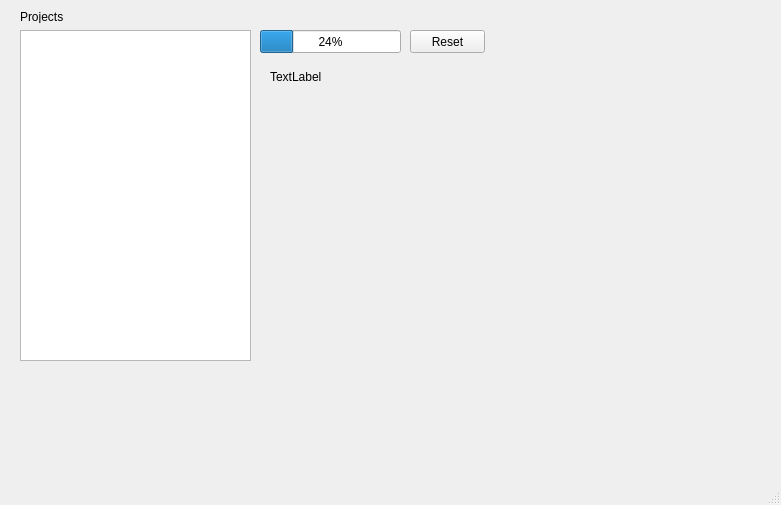
Old version of the form tray/testui.ui in the repository agudmund/util.
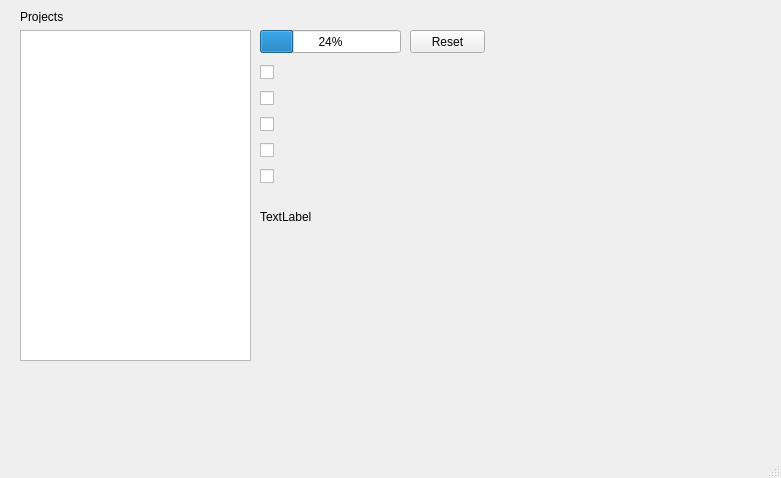
New version of the form.

Commit message: just a ui scratch test

The edit to the form file:
```diff
--- a/tray/testui.ui
+++ b/tray/testui.ui
@@ -7,7 +7,7 @@
     <x>0</x>
     <y>0</y>
     <width>781</width>
-    <height>505</height>
+    <height>478</height>
    </rect>
   </property>
   <property name="windowTitle">
@@ -40,10 +40,10 @@
    <widget class="QLabel" name="labelTest">
     <property name="geometry">
      <rect>
-      <x>270</x>
-      <y>70</y>
-      <width>441</width>
-      <height>301</height>
+      <x>260</x>
+      <y>210</y>
+      <width>431</width>
+      <height>181</height>
      </rect>
     </property>
     <property name="text">
@@ -79,6 +79,53 @@
      <string>Reset</string>
     </property>
    </widget>
+   <widget class="QWidget" name="verticalLayoutWidget">
+    <property name="geometry">
+     <rect>
+      <x>260</x>
+      <y>60</y>
+      <width>341</width>
+      <height>131</height>
+     </rect>
+    </property>
+    <layout class="QVBoxLayout" name="verticalLayout">
+     <item>
+      <widget class="QCheckBox" name="mileItem1">
+       <property name="text">
+        <string/>
+       </property>
+      </widget>
+     </item>
+     <item>
+      <widget class="QCheckBox" name="mileItem2">
+       <property name="text">
+        <string/>
+       </property>
+      </widget>
+     </item>
+     <item>
+      <widget class="QCheckBox" name="mileItem3">
+       <property name="text">
+        <string/>
+       </property>
+      </widget>
+     </item>
+     <item>
+      <widget class="QCheckBox" name="mileItem4">
+       <property name="text">
+        <string/>
+       </property>
+      </widget>
+     </item>
+     <item>
+      <widget class="QCheckBox" name="mileItem5">
+       <property name="text">
+        <string/>
+       </property>
+      </widget>
+     </item>
+    </layout>
+   </widget>
   </widget>
   <widget class="QMenuBar" name="menubar">
    <property name="geometry">
```
The commit also changes 2 other files.
